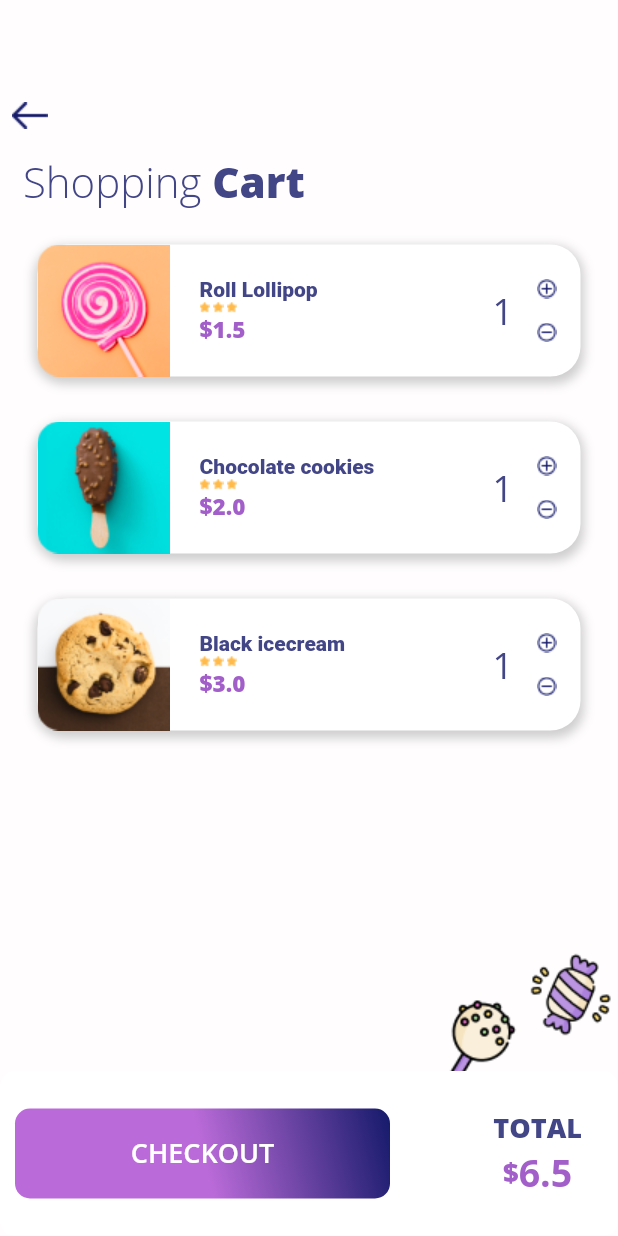
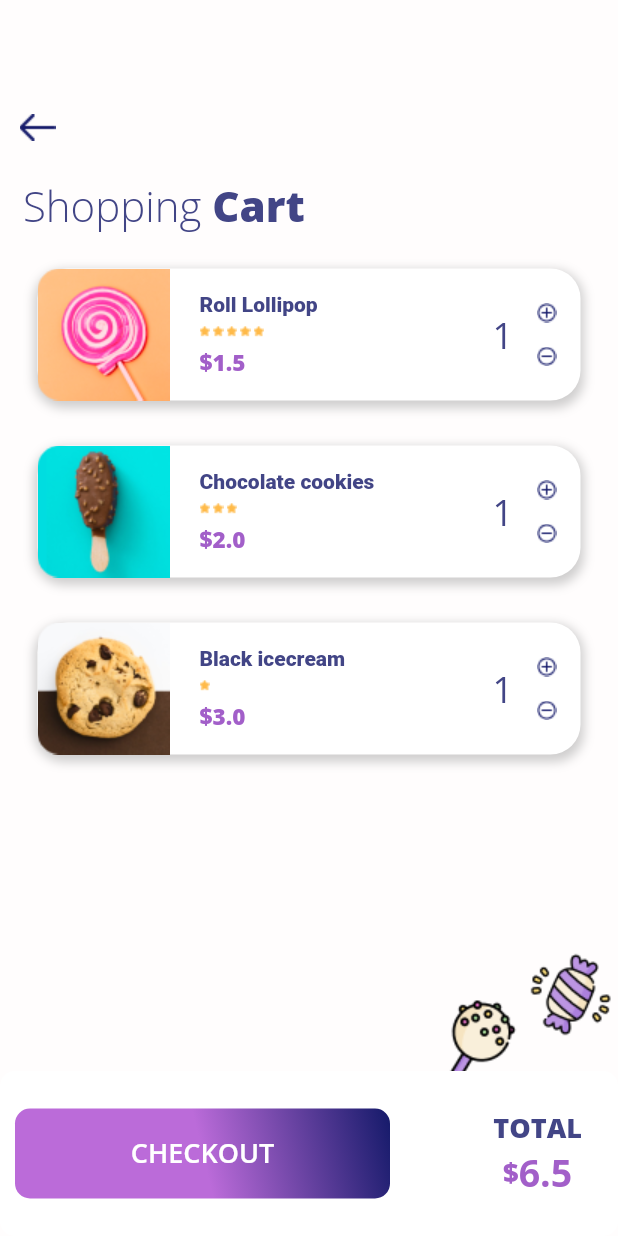
Before and after one commit to moath712/ui_challenge, a Flutter app: the CartPage screen opened directly, on a phone screen of 412 x 824 dp. Run offline on Flutter 3.47's test engine with Material 2 defaults, Android fonts, the light colour scheme and no system bars; our stand-ins replace google_fonts, syncfusion_flutter_charts.

Commit message:
3rd_update

```diff
--- a/lib/Screens/Day10/day_10.dart
+++ b/lib/Screens/Day10/day_10.dart
@@ -2,6 +2,7 @@ import 'package:flutter/material.dart';
 import 'package:ui_challenge/Screens/Day10/day_10_class.dart';
 import 'package:ui_challenge/Screens/Day10/widgets/cart_bar.dart';
 import 'package:ui_challenge/Screens/Day10/widgets/price_bar.dart';
+import 'package:ui_challenge/Screens/home_screen.dart';
 import 'package:ui_challenge/style/assets_manager.dart';
 import 'package:ui_challenge/style/colors.dart';
 import 'package:google_fonts/google_fonts.dart';
@@ -39,10 +40,17 @@ class _CartPageState extends State<CartPage> {
           const SizedBox(
             height: 60,
           ),
-          Padding(
-            padding: const EdgeInsets.all(8.0),
-            child: InkWell(
-              child: Image.asset(ImageAssets.arrowcart),
+          InkWell(
+            onTap: () {
+              Navigator.push(
+                context,
+                MaterialPageRoute(builder: (context) => HomeScreen()),
+              );
+            },
+            child: Image.asset(
+              ImageAssets.arrowcart,
+              width: 50,
+              height: 50,
             ),
           ),
           const CartBar(),
@@ -95,18 +103,21 @@ class _CartPageState extends State<CartPage> {
                               fontWeight: FontWeight.w800,
                               color: AppColors.cartpink),
                         ),
-                        Row(
-                          children: [
-                            Image.asset(ImageAssets.star2),
-                            const SizedBox(
-                              width: 2,
-                            ),
-                            Image.asset(ImageAssets.star2),
-                            const SizedBox(
-                              width: 2,
-                            ),
-                            Image.asset(ImageAssets.star2),
-                          ],
+                        SizedBox(
+                          height: 20,
+                          width: 60,
+                          child: ListView.builder(
+                            itemCount: item.starCount,
+                            scrollDirection: Axis.horizontal,
+                            itemBuilder: (BuildContext context, int index) {
+                              return Row(
+                                children: [
+                                  Image.asset(ImageAssets.star2),
+                                  const SizedBox(width: 2),
+                                ],
+                              );
+                            },
+                          ),
                         ),
                         Text(
                           "\$${item.priceUsd.toStringAsFixed(1)}",
--- a/lib/Screens/Day10/day_10_class.dart
+++ b/lib/Screens/Day10/day_10_class.dart
@@ -4,10 +4,12 @@ class CartItem {
   final String name;
   final double priceUsd;
   final String image;
+  int starCount;
   int quantity;
 
   CartItem(
       {required this.image,
+      required this.starCount,
       required this.name,
       required this.priceUsd,
       required this.quantity});
@@ -18,15 +20,18 @@ final List<CartItem> cartItems = [
       name: "Roll Lollipop",
       priceUsd: 1.5,
       quantity: 1,
-      image: ImageAssets.lolipop),
+      image: ImageAssets.lolipop,
+      starCount: 5),
   CartItem(
       name: "Chocolate cookies",
       priceUsd: 2.0,
       quantity: 1,
-      image: ImageAssets.icecream),
+      image: ImageAssets.icecream,
+      starCount: 3),
   CartItem(
       name: "Black icecream",
       priceUsd: 3.0,
       quantity: 1,
-      image: ImageAssets.cookies),
+      image: ImageAssets.cookies,
+      starCount: 1),
 ];
--- a/lib/Screens/Day9/widgets/delicious_dopamine.dart
+++ b/lib/Screens/Day9/widgets/delicious_dopamine.dart
@@ -74,6 +74,7 @@ class DeliciousDopamineList extends StatelessWidget {
                     ),
                     Row(
                       mainAxisAlignment: MainAxisAlignment.start,
+                      crossAxisAlignment: CrossAxisAlignment.center,
                       children: [
                         SizedBox(
                           height: 20,
--- a/lib/style/assets_manager.dart
+++ b/lib/style/assets_manager.dart
@@ -78,6 +78,14 @@ class ImageAssets {
   static const String menu5 = "assets/images/menu5.png";
   static const String menu6 = "assets/images/menu6.png";
   static const String cart2 = "assets/images/cart2.png";
+  static const String one = "assets/images/one.png";
+  static const String two = "assets/images/two.png";
+  static const String three = "assets/images/three.png";
+  static const String four = "assets/images/four.png";
+  static const String six = "assets/images/six.png";
+  static const String eight = "assets/images/eight.png";
+  static const String nine = "assets/images/nine.png";
+  static const String ten = "assets/images/ten.png";
 }
 
 class SvgAssets {}
```
Also changed, not shown: lib/Screens/Day2/Login_widgets/text_fields.dart (+22 -3 lines), lib/Screens/Day4/day_4.dart (+7 -1 lines), lib/Screens/Day9/day_9_class.dart (+6 -6 lines), lib/Screens/home_screen.dart (+27 -5 lines), assets/images/eight.png (added), assets/images/four.png (added), assets/images/nine.png (added), assets/images/one.png (added), assets/images/six.png (added), assets/images/ten.png (added), assets/images/three.png (added), assets/images/two.png (added).
